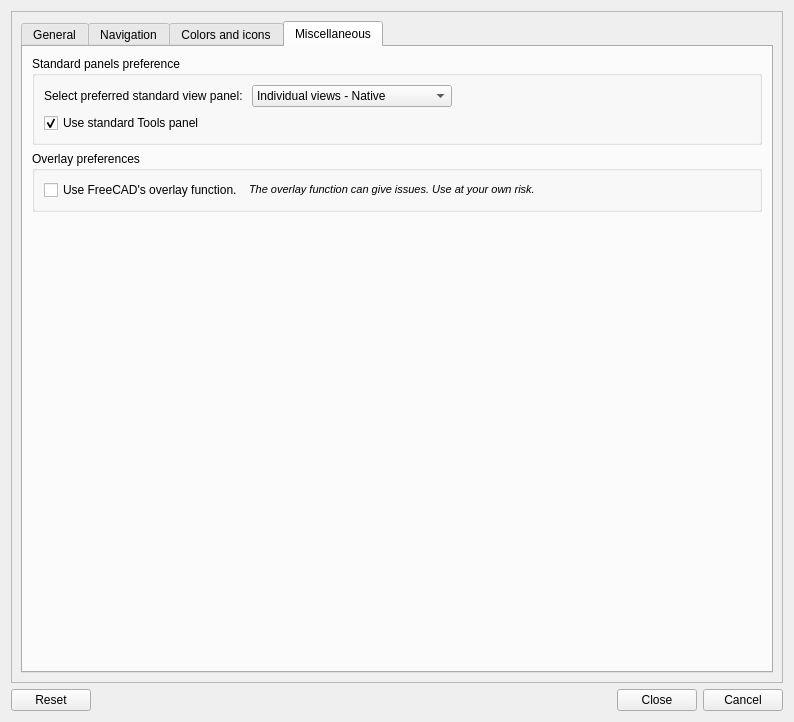
First picture: the form in Resources/ui/Settings.ui, repository APEbbers/FreeCAD-Ribbon, before the edit.
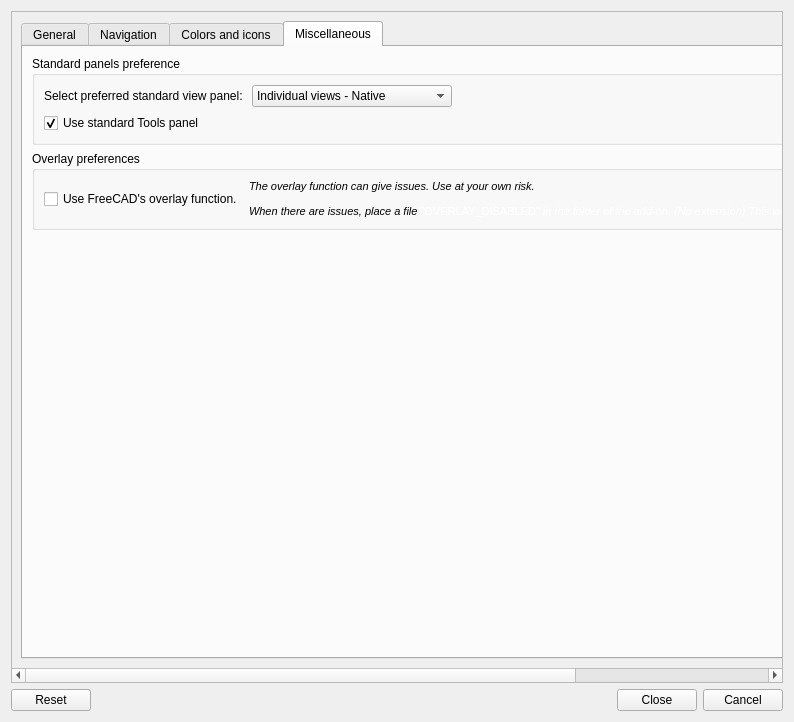
Second picture: the form after the edit. Custom widgets are drawn as their Qt base class.

Commit message: Added changes from main

Diff of the .ui file:
```diff
--- a/Resources/ui/Settings.ui
+++ b/Resources/ui/Settings.ui
@@ -56,8 +56,8 @@
          <rect>
           <x>0</x>
           <y>0</y>
-          <width>772</width>
-          <height>668</height>
+          <width>1154</width>
+          <height>656</height>
          </rect>
         </property>
         <layout class="QGridLayout" name="gridLayout_28">
@@ -1685,7 +1685,7 @@
                 <item row="0" column="1">
                  <widget class="QLabel" name="label_26">
                   <property name="text">
-                   <string>&lt;html&gt;&lt;head/&gt;&lt;body&gt;&lt;p&gt;&lt;span style=&quot; font-size:8pt; font-style:italic;&quot;&gt;The overlay function can give issues. Use at your own risk.&lt;/span&gt;&lt;/p&gt;&lt;/body&gt;&lt;/html&gt;</string>
+                   <string>&lt;html&gt;&lt;head/&gt;&lt;body&gt;&lt;p&gt;&lt;span style=&quot; font-size:8pt; font-style:italic;&quot;&gt;The overlay function can give issues. Use at your own risk.&lt;/span&gt;&lt;/p&gt;&lt;p&gt;&lt;span style=&quot; font-size:8pt; font-style:italic;&quot;&gt;When there are issues, place a file &lt;/span&gt;&lt;span style=&quot; font-family:'Consolas','Courier New','monospace'; font-size:8pt; color:#ffffff;&quot;&gt;&amp;quot;OVERLAY_DISABLED&amp;quot; &lt;/span&gt;&lt;span style=&quot; font-family:'Consolas','Courier New','monospace'; font-size:8pt; font-style:italic; color:#ffffff;&quot;&gt;in the folder of the add-on. (No extension) This will restore the ribbon and its own overlay function.&lt;/span&gt;&lt;/p&gt;&lt;/body&gt;&lt;/html&gt;</string>
                   </property>
                  </widget>
                 </item>
```
The commit also changes 1 other file.
